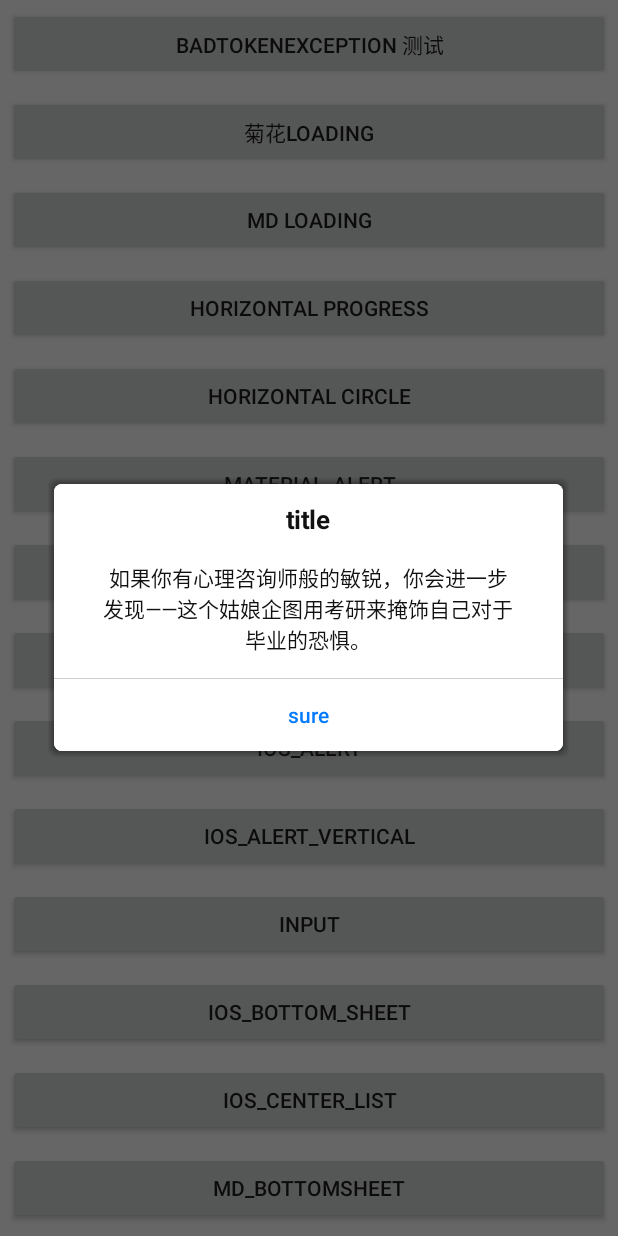
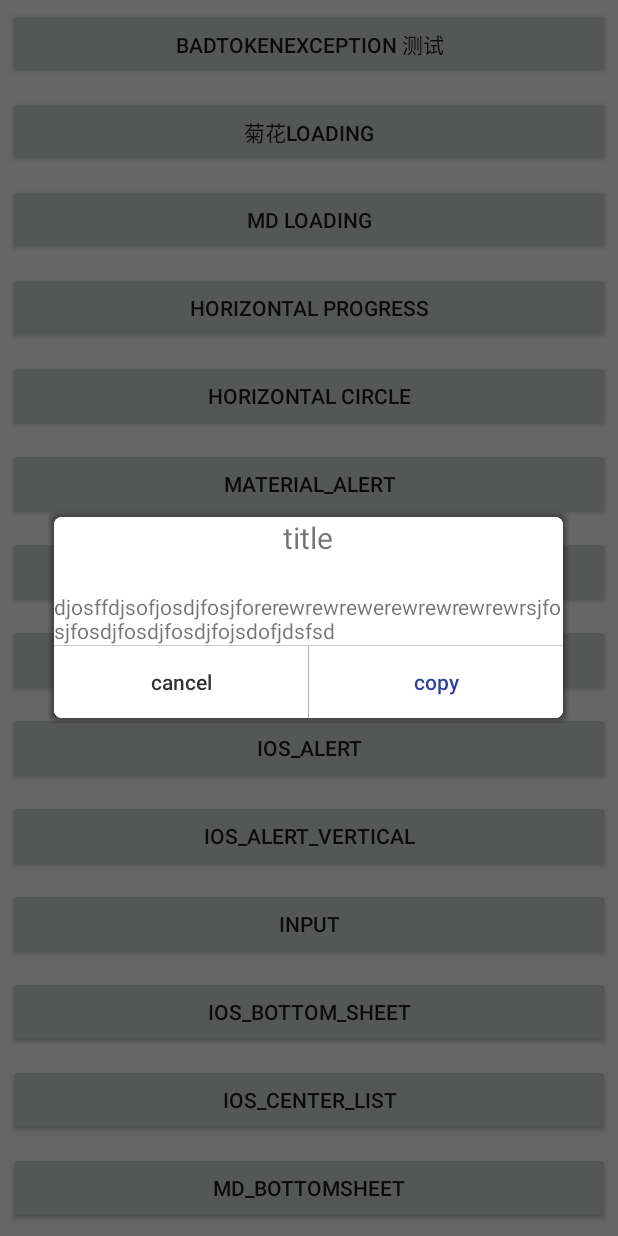
Before and after one commit to hss01248/DialogUtil, an Android app: the screen it shows after launch (MainActivity), after a tap on "IOS_ALERT", on a phone screen of 412 x 824 dp. Run offline under Robolectric (Android 15) with nearby library versions, the phone set to English and light mode, and no system bars; our stand-ins replace ButterKnife; libraries missing offline, so code that uses them is left out: com.orhanobut.logger, com.squareup.leakcanary; 2 statements that could not run were skipped.

Commit message:
增加按钮上方的自定义view功能

```diff
--- /dev/null
+++ b/app/src/main/java/com/hss01248/dialogutildemo/CustomContentHolder.java
@@ -0,0 +1,25 @@
+package com.hss01248.dialogutildemo;
+
+import android.content.Context;
+
+import com.hss01248.dialog.adapter.SuperLvHolder;
+
+/**
+ * Created by huangshuisheng on 2017/11/13.
+ */
+
+public class CustomContentHolder extends SuperLvHolder {
+    public CustomContentHolder(Context context) {
+        super(context);
+    }
+
+    @Override
+    protected int setLayoutRes() {
+        return R.layout.view_custom_holder;
+    }
+
+    @Override
+    public void assingDatasAndEvents(Context context, Object bean) {
+
+    }
+}
--- a/app/src/main/java/com/hss01248/dialogutildemo/MainActivity.java
+++ b/app/src/main/java/com/hss01248/dialogutildemo/MainActivity.java
@@ -19,6 +19,7 @@ import android.widget.Button;
 import android.widget.TextView;
 import android.widget.Toast;
 
+import com.hss01248.dialog.MyActyManager;
 import com.hss01248.dialog.StyledDialog;
 import com.hss01248.dialog.Tool;
 import com.hss01248.dialog.adapter.SuperRcvAdapter;
@@ -331,7 +332,7 @@ android:pivotY="50%" />
 
                 break;
             case R.id.btn_ios_alert:
-                StyledDialog.buildIosAlert( "title", msg,  new MyDialogListener() {
+                StyledDialog.buildIosAlert( "", msg,  new MyDialogListener() {
                     @Override
                     public void onFirst() {
                         showToast("onFirst");
@@ -350,14 +351,16 @@ android:pivotY="50%" />
 
                 })
                     //.setBtnText("sure","cancle","hhhh")
-                    .setBtnText("sure")
+                    .setBtnText("cancel","copy")
+                    .setBtnColor(R.color.text_black,R.color.colorPrimaryDark,0)
                     //.setWidthPercent(0.99f)
                     //.setHeightPercent(0.88f)
                     //.setBgRes(R.drawable.leak_canary_icon)
+                    .setCustomContentHolder(new CustomContentHolder(MyActyManager.getInstance().getCurrentActivity()))
                     .show();
                 break;
             case R.id.btn_ios_alert_vertical:
-                StyledDialog.buildIosAlertVertical( "title", msg,  new MyDialogListener() {
+                StyledDialog.buildIosAlertVertical( "titlelll", msg,  new MyDialogListener() {
                     @Override
                     public void onFirst() {
                         showToast("onFirst");
--- /dev/null
+++ b/app/src/main/res/layout/view_custom_holder.xml
@@ -0,0 +1,20 @@
+<?xml version="1.0" encoding="utf-8"?>
+<RelativeLayout xmlns:android="http://schemas.android.com/apk/res/android"
+		android:layout_width="match_parent"
+		android:background="@drawable/bg_ios_roundcorner_top"
+		android:layout_height="match_parent">
+	<TextView
+			android:layout_marginTop="50dp"
+			android:id="@+id/tv_content"
+			android:text="djosffdjsofjosdjfosjforerewrewrewerewrewrewrewrsjfosjfosdjfosdjfosdjfojsdofjdsfsd"
+			android:layout_width="match_parent"
+			android:layout_height="match_parent" />
+	<TextView
+			android:text="title"
+			android:layout_centerHorizontal="true"
+			android:textSize="20sp"
+			android:layout_width="wrap_content"
+			android:layout_height="wrap_content" />
+
+
+</RelativeLayout>
--- a/dialog/src/main/java/com/hss01248/dialog/Tool.java
+++ b/dialog/src/main/java/com/hss01248/dialog/Tool.java
@@ -608,7 +608,14 @@ public class Tool {
         if (context ==null){
             context = StyledDialog.context;
         }
-       return context.getResources().getColor(colorRes);
+        try {
+            int color =  context.getResources().getColor(colorRes);
+            return color;
+        }catch (Exception e){
+            e.printStackTrace();
+            return Color.TRANSPARENT;
+        }
+
 
     }
 
--- a/dialog/src/main/java/com/hss01248/dialog/adapter/SuperLvHolder.java
+++ b/dialog/src/main/java/com/hss01248/dialog/adapter/SuperLvHolder.java
@@ -14,9 +14,9 @@ import java.util.List;
 public abstract class SuperLvHolder<T> {
     public View rootView;
 
-    public SuperLvHolder(){
+    /*public SuperLvHolder(){
 
-    }
+    }*/
 
     public SuperLvHolder(Context context){
         rootView = View.inflate(context,setLayoutRes(),null);
--- a/dialog/src/main/java/com/hss01248/dialog/config/ConfigBean.java
+++ b/dialog/src/main/java/com/hss01248/dialog/config/ConfigBean.java
@@ -14,6 +14,7 @@ import android.view.View;
 import com.hss01248.dialog.StyledDialog;
 import com.hss01248.dialog.Tool;
 import com.hss01248.dialog.adapter.SuperLvAdapter;
+import com.hss01248.dialog.adapter.SuperLvHolder;
 import com.hss01248.dialog.bottomsheet.BottomSheetBean;
 import com.hss01248.dialog.bottomsheet.BottomSheetStyle;
 import com.hss01248.dialog.interfaces.MyDialogBuilder;
@@ -58,6 +59,12 @@ public class ConfigBean extends MyDialogBuilder implements Styleable {
 
     public ConfigBean setBottomSheetStyle(BottomSheetStyle bottomSheetStyle){
         this.bottomSheetStyle = bottomSheetStyle;
+        return this;
+    }
+
+    public SuperLvHolder customContentHolder;
+    public ConfigBean setCustomContentHolder(SuperLvHolder holder){
+        this.customContentHolder = holder;
         return this;
     }
 
--- a/dialog/src/main/java/com/hss01248/dialog/view/IosAlertDialogHolder.java
+++ b/dialog/src/main/java/com/hss01248/dialog/view/IosAlertDialogHolder.java
@@ -13,6 +13,7 @@ import android.widget.TextView;
 import com.hss01248.dialog.R;
 import com.hss01248.dialog.StyledDialog;
 import com.hss01248.dialog.Tool;
+import com.hss01248.dialog.adapter.SuperLvHolder;
 import com.hss01248.dialog.config.ConfigBean;
 
 
@@ -38,6 +39,7 @@ public class IosAlertDialogHolder extends SuperHolder {
     protected Button btn3Vertical;
     protected LinearLayout llContainerVertical;
     protected ScrollView sv;
+    protected LinearLayout llContainerContent;
     ConfigBean bean;
 
 
@@ -66,6 +68,7 @@ public class IosAlertDialogHolder extends SuperHolder {
         btn3Vertical = (Button) rootView.findViewById(R.id.btn_3_vertical);
         llContainerVertical = (LinearLayout) rootView.findViewById(R.id.ll_container_vertical);
         sv = (ScrollView) rootView.findViewById(R.id.sv);
+        llContainerContent = (LinearLayout) rootView.findViewById(R.id.ll_container);
     }
 
 
@@ -116,9 +119,9 @@ public class IosAlertDialogHolder extends SuperHolder {
             tvTitle.setTextSize(bean.titleTxtSize);
         }
 
-
-
-
+        //自定义content
+        if(bean.customContentHolder ==null){
+            //msg
             if (TextUtils.isEmpty(bean.msg)) {
                 tvMsg.setVisibility(View.GONE);
             } else {
@@ -129,6 +132,7 @@ public class IosAlertDialogHolder extends SuperHolder {
                 tvMsg.setTextSize(bean.msgTxtSize);
             }
 
+            //input
             if (TextUtils.isEmpty(bean.hint1)) {
                 et1.setVisibility(View.GONE);
             } else {
@@ -153,12 +157,24 @@ public class IosAlertDialogHolder extends SuperHolder {
                 et2.setTextColor(Tool.getColor(et2.getContext(),bean.inputTxtColor));
                 et2.setTextSize(bean.inputTxtSize);
             }
+        }else {
+            //设置了content holders时,中央采用自定义view
+            tvMsg.setVisibility(View.GONE);
+            et1.setVisibility(View.GONE);
+            et2.setVisibility(View.GONE);
+
+            LinearLayout.LayoutParams params = new LinearLayout.LayoutParams(LinearLayout.LayoutParams.MATCH_PARENT,
+                LinearLayout.LayoutParams.WRAP_CONTENT);
+            SuperLvHolder holder = bean.customContentHolder;
+            holder.rootView.setLayoutParams(params);
+            llContainerContent.addView(holder.rootView);
+            holder.assingDatasAndEvents(llContainerContent.getContext(),null);
+        }
+
+
 
 
         //按钮数量
-
-
-
 
 
         if (TextUtils.isEmpty(bean.text3)) {
--- a/dialog/src/main/res/layout/dialog_ios_alert.xml
+++ b/dialog/src/main/res/layout/dialog_ios_alert.xml
@@ -30,6 +30,7 @@
         android:layout_weight="1"
         android:layout_height="0dp">
         <LinearLayout
+                android:id="@+id/ll_container"
             android:orientation="vertical"
             android:layout_width="match_parent"
             android:layout_height="wrap_content">
```
Lines whose indentation alone changed are shown as unchanged.
